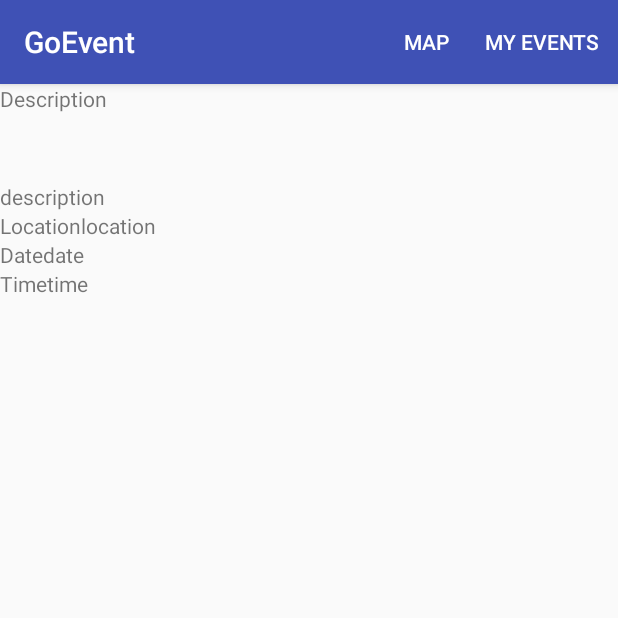
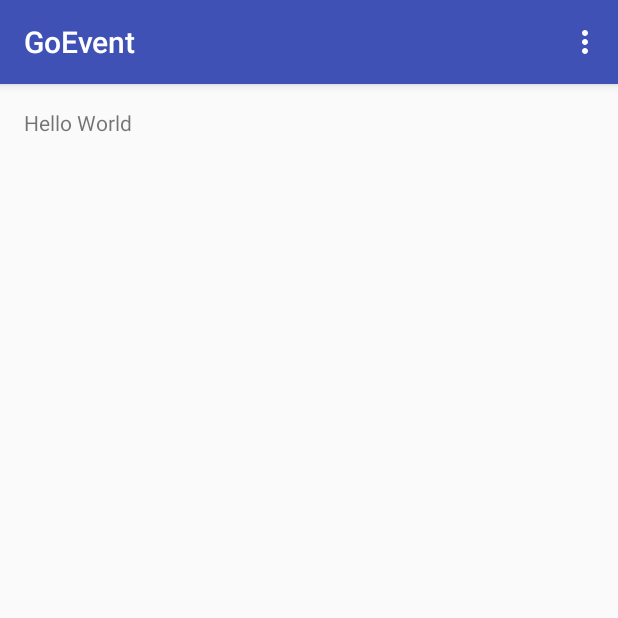
Before and after one commit to YannickVanhoof/Mobile-Development, an Android app: the DetailActivity screen opened directly, with no data from a screen before it, on a phone screen of 412 x 824 dp, the top half of it. Run offline under Robolectric (Android 15) with nearby library versions, the phone set to English and light mode, and no system bars.

Commit message:
Settings location toegevoegd

```diff
--- a/GoEvent/app/build.gradle
+++ b/GoEvent/app/build.gradle
@@ -10,6 +10,7 @@ android {
         versionCode 1
         versionName "1.0"
         testInstrumentationRunner "android.support.test.runner.AndroidJUnitRunner"
+        vectorDrawables.useSupportLibrary = true
     }
     buildTypes {
         release {
@@ -28,5 +29,6 @@ dependencies {
     compile 'com.android.support.constraint:constraint-layout:1.0.2'
     compile 'com.android.support:support-v4:26.+'
     compile 'com.android.support:recyclerview-v7:26.+'
+    compile 'com.android.support:support-vector-drawable:26.+'
     testCompile 'junit:junit:4.12'
 }
--- a/GoEvent/app/src/main/AndroidManifest.xml
+++ b/GoEvent/app/src/main/AndroidManifest.xml
@@ -18,7 +18,10 @@
         </activity>
         <activity android:name=".HomeActivity" />
         <activity android:name=".EventsActivity" />
-        <activity android:name=".DetailActivity"></activity>
+        <activity android:name=".DetailActivity" />
+        <activity
+            android:name=".SettingsActivity"
+            android:label="@string/title_activity_settings"></activity>
     </application>
 
 </manifest>
--- a/GoEvent/app/src/main/java/pxl/be/goevent/DetailActivity.java
+++ b/GoEvent/app/src/main/java/pxl/be/goevent/DetailActivity.java
@@ -1,10 +1,13 @@
 package pxl.be.goevent;
 
+import android.support.v4.app.Fragment;
 import android.support.v7.app.AppCompatActivity;
 import android.os.Bundle;
+import android.view.LayoutInflater;
 import android.view.Menu;
-import android.view.MenuInflater;
 import android.view.MenuItem;
+import android.view.View;
+import android.view.ViewGroup;
 
 public class DetailActivity extends AppCompatActivity {
 
@@ -12,18 +15,40 @@ public class DetailActivity extends AppCompatActivity {
     protected void onCreate(Bundle savedInstanceState) {
         super.onCreate(savedInstanceState);
         setContentView(R.layout.activity_detail);
+        if (savedInstanceState == null) {
+            getSupportFragmentManager().beginTransaction()
+                    .add(R.id.container, new PlaceholderFragment())
+                    .commit();
+        }
     }
 
+
+    @Override
     public boolean onCreateOptionsMenu(Menu menu) {
-        MenuInflater inflater = getMenuInflater();
-        inflater.inflate(R.menu.home, menu);
+        // Inflate the menu; this adds items to the action bar if it is present.
+        getMenuInflater().inflate(R.menu.home, menu);
         return true;
     }
 
-    //TODO::menu items nog laten werken
-    /*public boolean onOptionsItemSelected(MenuItem item) {
-
-        //respond to menu item selection
+    /*@Override
+    public boolean onOptionsItemSelected(MenuItem item) {
 
     }*/
+
+    /**
+     * A placeholder fragment containing a simple view.
+     */
+    public static class PlaceholderFragment extends Fragment {
+
+        public PlaceholderFragment() {
+        }
+
+        @Override
+        public View onCreateView(LayoutInflater inflater, ViewGroup container,
+                                 Bundle savedInstanceState) {
+
+            View rootView = inflater.inflate(R.layout.fragment_detail, container, false);
+            return rootView;
+        }
+    }
 }
--- a/GoEvent/app/src/main/java/pxl/be/goevent/HomeActivity.java
+++ b/GoEvent/app/src/main/java/pxl/be/goevent/HomeActivity.java
@@ -44,6 +44,9 @@ public class HomeActivity extends AppCompatActivity {
             case R.id.myevents:
                 startActivity(new Intent(this, HomeActivity.class));
                 return true;
+            case R.id.action_settings:
+                startActivity(new Intent(this, SettingsActivity.class));
+                return true;
             default:
                 return super.onOptionsItemSelected(item);
         }
--- a/GoEvent/app/src/main/res/layout/activity_detail.xml
+++ b/GoEvent/app/src/main/res/layout/activity_detail.xml
@@ -1,82 +1,4 @@
-<?xml version="1.0" encoding="utf-8"?>
-<android.support.constraint.ConstraintLayout xmlns:android="http://schemas.android.com/apk/res/android"
-    xmlns:app="http://schemas.android.com/apk/res-auto"
-    xmlns:tools="http://schemas.android.com/tools"
-    android:layout_width="match_parent"
-    android:layout_height="match_parent"
-    tools:context="pxl.be.goevent.DetailActivity">
-
-    <RelativeLayout
-        android:layout_width="368dp"
-        android:layout_height="495dp"
-        tools:layout_editor_absoluteY="8dp"
-        tools:layout_editor_absoluteX="8dp">
-
-        <TextView android:text = "@string/description" android:layout_width="wrap_content"
-            android:layout_height = "wrap_content"
-            android:id = "@+id/description_textview"
-            android:layout_alignParentTop = "true"/>
-
-
-        <TextView
-            android:id="@+id/description_content_textview"
-            android:layout_width="wrap_content"
-            android:layout_height="wrap_content"
-            android:layout_alignParentEnd="true"
-            android:layout_alignParentLeft="true"
-            android:layout_alignParentRight="true"
-            android:layout_alignParentStart="true"
-            android:layout_below="@+id/description_textview"
-            android:layout_marginTop="46dp"
-            android:text="description"
-            android:textColorHighlight="@android:color/black"
-            android:textColorHint="@android:color/black" />
-
-
-        <TextView
-            android:layout_width="wrap_content"
-            android:layout_height="wrap_content"
-            android:id="@+id/location_textview"
-            android:layout_below="@+id/description_content_textview"
-            android:text="@string/location"/>
-
-        <TextView
-            android:layout_width="wrap_content"
-            android:layout_height="wrap_content"
-            android:id="@+id/location_content_textview"
-            android:layout_toRightOf="@id/location_textview"
-            android:layout_below="@+id/description_content_textview"
-            android:text="location"/>
-
-        <TextView
-            android:layout_width="wrap_content"
-            android:layout_height="wrap_content"
-            android:id="@+id/date_textview"
-            android:layout_below="@+id/location_textview"
-            android:text="@string/date"/>
-
-        <TextView
-            android:layout_width="wrap_content"
-            android:layout_height="wrap_content"
-            android:id="@+id/date_content_textview"
-            android:layout_toRightOf="@id/date_textview"
-            android:layout_below="@+id/location_content_textview"
-            android:text="date"/>
-
-        <TextView
-            android:layout_width="wrap_content"
-            android:layout_height="wrap_content"
-            android:id="@+id/time_textview"
-            android:layout_below="@+id/date_content_textview"
-            android:text="@string/time"/>
-
-        <TextView
-            android:layout_width="wrap_content"
-            android:layout_height="wrap_content"
-            android:id="@+id/time_content_textview"
-            android:layout_toRightOf="@id/time_textview"
-            android:layout_below="@+id/date_content_textview"
-            android:text="time"/>
-
-    </RelativeLayout>
-</android.support.constraint.ConstraintLayout>
+<FrameLayout xmlns:android="http://schemas.android.com/apk/res/android"
+    xmlns:tools="http://schemas.android.com/tools" android:id="@+id/container"
+    android:layout_width="match_parent" android:layout_height="match_parent"
+    tools:context=".DetailActivity" tools:ignore="MergeRootFrame" />
--- /dev/null
+++ b/GoEvent/app/src/main/res/layout/fragment_detail.xml
@@ -0,0 +1,12 @@
+<RelativeLayout xmlns:android="http://schemas.android.com/apk/res/android"
+    xmlns:tools="http://schemas.android.com/tools" android:layout_width="match_parent"
+    android:layout_height="match_parent" android:paddingLeft="@dimen/activity_horizontal_margin"
+    android:paddingRight="@dimen/activity_horizontal_margin"
+    android:paddingTop="@dimen/activity_vertical_margin"
+    android:paddingBottom="@dimen/activity_vertical_margin"
+    tools:context=".DetailActivity$PlaceholderFragment">
+
+    <TextView android:text="Hello World" android:layout_width="wrap_content"
+        android:layout_height="wrap_content" />
+
+</RelativeLayout>
--- a/GoEvent/app/src/main/res/menu/home.xml
+++ b/GoEvent/app/src/main/res/menu/home.xml
@@ -2,11 +2,16 @@
 <menu xmlns:android="http://schemas.android.com/apk/res/android"
     xmlns:app="http://schemas.android.com/apk/res-auto">
     <item
-        app:showAsAction="always"
+        app:showAsAction="never"
         android:id="@+id/map"
         android:title="@string/map" />
     <item
-        app:showAsAction="always"
+        app:showAsAction="never"
         android:id="@+id/myevents"
         android:title="@string/myevents" />
+    <item
+        android:id="@+id/action_settings"
+        android:title="@string/action_settings"
+        android:orderInCategory="100"
+        app:showAsAction="never" />
 </menu>
```
Also changed, not shown: GoEvent/app/src/main/java/pxl/be/goevent/AppCompatPreferenceActivity.java (added, +109 -0 lines), GoEvent/app/src/main/java/pxl/be/goevent/EventFragment.java (+13 -0 lines), GoEvent/app/src/main/java/pxl/be/goevent/HomeFragment.java (+11 -0 lines), GoEvent/app/src/main/java/pxl/be/goevent/SettingsActivity.java (added, +59 -0 lines), GoEvent/app/src/main/res/drawable/ic_info_black_24dp.xml (added, +9 -0 lines), GoEvent/app/src/main/res/drawable/ic_notifications_black_24dp.xml (added, +9 -0 lines), GoEvent/app/src/main/res/drawable/ic_sync_black_24dp.xml (added, +9 -0 lines), GoEvent/app/src/main/res/values/strings.xml (+7 -0 lines), GoEvent/app/src/main/res/xml/pref_general.xml (added, +13 -0 lines).
